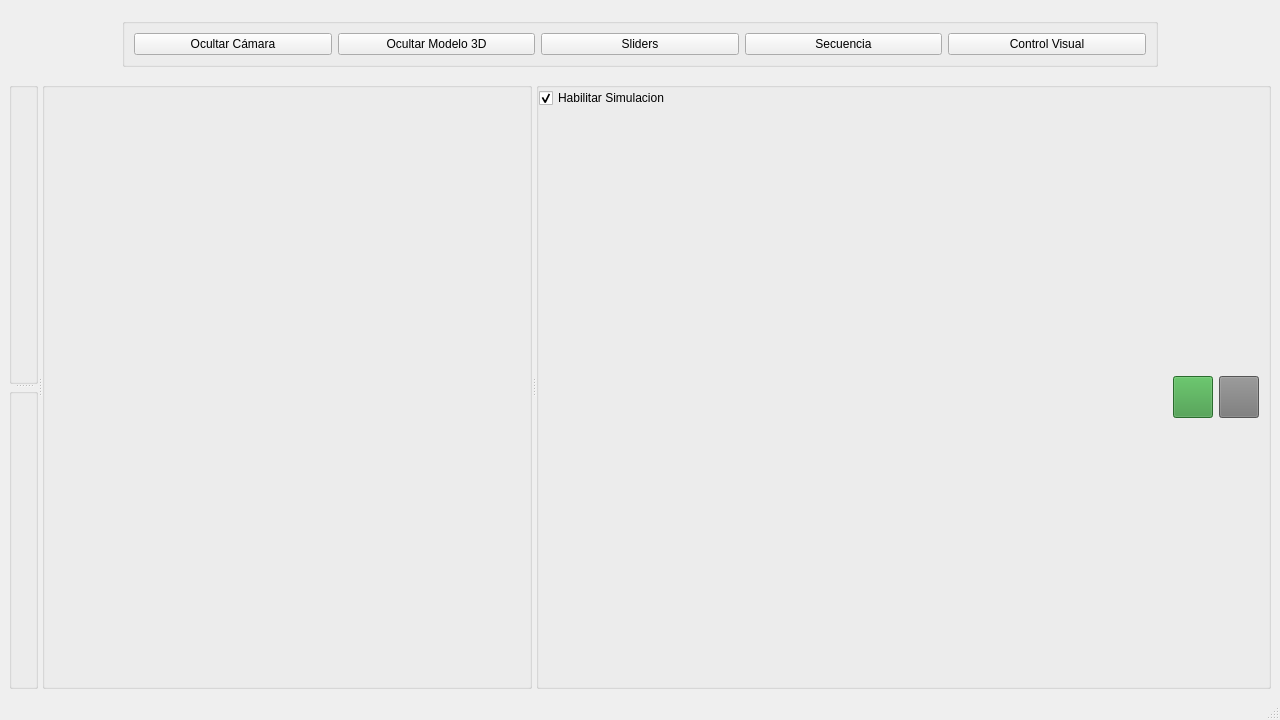
First picture: the form in src/gui/app_interface.ui, repository JhonDVelez/BrazoRobotico, before the edit.
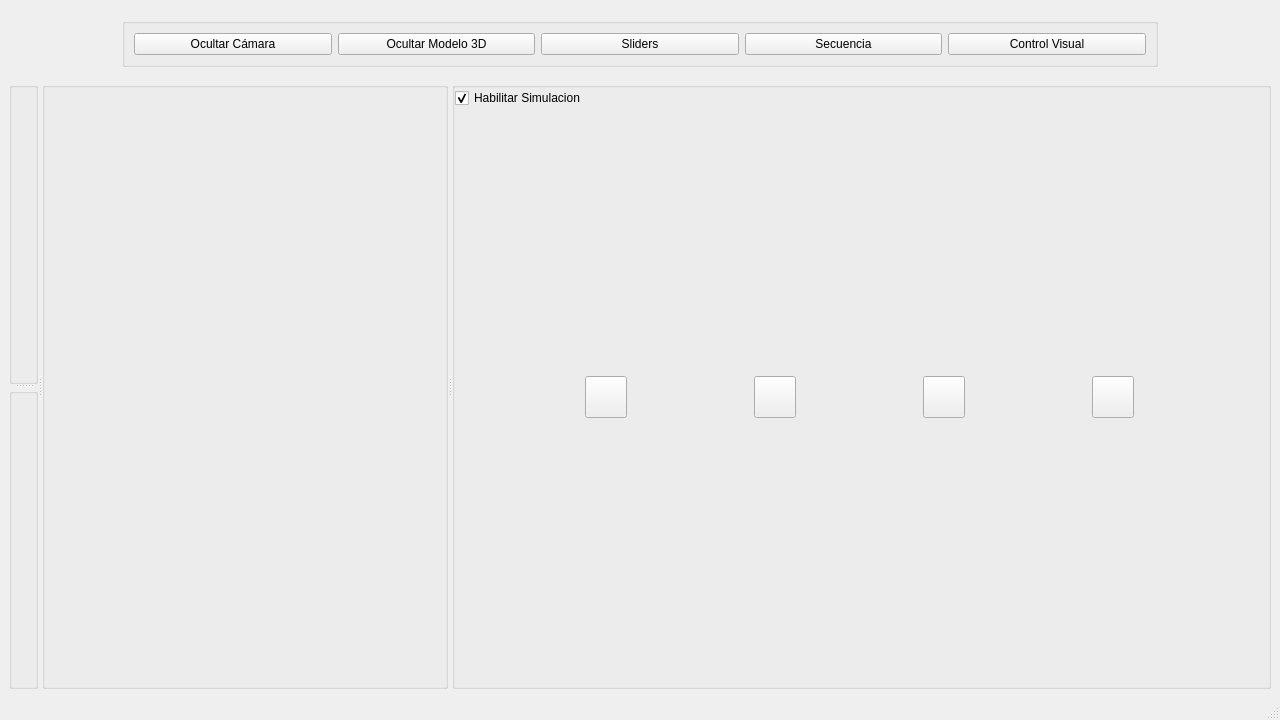
Second picture: the form after the edit.

```diff
--- a/src/gui/app_interface.ui
+++ b/src/gui/app_interface.ui
@@ -214,7 +214,7 @@
           </item>
           <item>
            <widget class="QWidget" name="widget" native="true">
-            <layout class="QHBoxLayout" name="horizontalLayout" stretch="1,0,0">
+            <layout class="QHBoxLayout" name="horizontalLayout" stretch="0,0,0,0">
              <property name="leftMargin">
               <number>9</number>
              </property>
@@ -228,20 +228,39 @@
               <number>9</number>
              </property>
              <item>
-              <spacer name="horizontalSpacer_3">
-               <property name="orientation">
-                <enum>Qt::Orientation::Horizontal</enum>
+              <widget class="QPushButton" name="start_button">
+               <property name="sizePolicy">
+                <sizepolicy hsizetype="Fixed" vsizetype="Fixed">
+                 <horstretch>0</horstretch>
+                 <verstretch>0</verstretch>
+                </sizepolicy>
                </property>
-               <property name="sizeType">
-                <enum>QSizePolicy::Policy::Preferred</enum>
+               <property name="maximumSize">
+                <size>
+                 <width>42</width>
+                 <height>42</height>
+                </size>
                </property>
-               <property name="sizeHint" stdset="0">
+              </widget>
+             </item>
+             <item>
+              <widget class="QPushButton" name="pause_button">
+               <property name="sizePolicy">
+                <sizepolicy hsizetype="Fixed" vsizetype="Fixed">
+                 <horstretch>0</horstretch>
+                 <verstretch>0</verstretch>
+                </sizepolicy>
+               </property>
+               <property name="maximumSize">
                 <size>
-                 <width>40</width>
-                 <height>20</height>
+                 <width>42</width>
+                 <height>42</height>
                 </size>
                </property>
-              </spacer>
+               <property name="text">
+                <string/>
+               </property>
+              </widget>
              </item>
              <item>
               <widget class="QPushButton" name="start_stop_button">
@@ -257,474 +276,8 @@
                  <height>42</height>
                 </size>
                </property>
-               <property name="palette">
-                <palette>
-                 <active>
-                  <colorrole role="WindowText">
-                   <brush brushstyle="SolidPattern">
-                    <color alpha="255">
-                     <red>0</red>
-                     <green>0</green>
-                     <blue>0</blue>
-                    </color>
-                   </brush>
-                  </colorrole>
-                  <colorrole role="Button">
-                   <brush brushstyle="SolidPattern">
-                    <color alpha="255">
-                     <red>59</red>
-                     <green>150</green>
-                     <blue>63</blue>
-                    </color>
-                   </brush>
-                  </colorrole>
-                  <colorrole role="Light">
-                   <brush brushstyle="SolidPattern">
-                    <color alpha="255">
-                     <red>88</red>
-                     <green>225</green>
-                     <blue>95</blue>
-                    </color>
-                   </brush>
-                  </colorrole>
-                  <colorrole role="Midlight">
-                   <brush brushstyle="SolidPattern">
-                    <color alpha="255">
-                     <red>73</red>
-                     <green>187</green>
-                     <blue>79</blue>
-                    </color>
-                   </brush>
-                  </colorrole>
-                  <colorrole role="Dark">
-                   <brush brushstyle="SolidPattern">
-                    <color alpha="255">
-                     <red>29</red>
-                     <green>75</green>
-                     <blue>32</blue>
-                    </color>
-                   </brush>
-                  </colorrole>
-                  <colorrole role="Mid">
-                   <brush brushstyle="SolidPattern">
-                    <color alpha="255">
-                     <red>39</red>
-                     <green>100</green>
-                     <blue>42</blue>
-                    </color>
-                   </brush>
-                  </colorrole>
-                  <colorrole role="Text">
-                   <brush brushstyle="SolidPattern">
-                    <color alpha="255">
-                     <red>0</red>
-                     <green>0</green>
-                     <blue>0</blue>
-                    </color>
-                   </brush>
-                  </colorrole>
-                  <colorrole role="BrightText">
-                   <brush brushstyle="SolidPattern">
-                    <color alpha="255">
-                     <red>255</red>
-                     <green>255</green>
-                     <blue>255</blue>
-                    </color>
-                   </brush>
-                  </colorrole>
-                  <colorrole role="ButtonText">
-                   <brush brushstyle="SolidPattern">
-                    <color alpha="255">
-                     <red>0</red>
-                     <green>0</green>
-                     <blue>0</blue>
-                    </color>
-                   </brush>
-                  </colorrole>
-                  <colorrole role="Base">
-                   <brush brushstyle="SolidPattern">
-                    <color alpha="255">
-                     <red>255</red>
-                     <green>255</green>
-                     <blue>255</blue>
-                    </color>
-                   </brush>
-                  </colorrole>
-                  <colorrole role="Window">
-                   <brush brushstyle="SolidPattern">
-                    <color alpha="255">
-                     <red>59</red>
-                     <green>150</green>
-                     <blue>63</blue>
-                    </color>
-                   </brush>
-                  </colorrole>
-                  <colorrole role="Shadow">
-                   <brush brushstyle="SolidPattern">
-                    <color alpha="255">
-                     <red>0</red>
-                     <green>0</green>
-                     <blue>0</blue>
-                    </color>
-                   </brush>
-                  </colorrole>
-                  <colorrole role="AlternateBase">
-                   <brush brushstyle="SolidPattern">
-                    <color alpha="255">
-                     <red>157</red>
-                     <green>202</green>
-                     <blue>159</blue>
-                    </color>
-                   </brush>
-                  </colorrole>
-                  <colorrole role="ToolTipBase">
-                   <brush brushstyle="SolidPattern">
-                    <color alpha="255">
-                     <red>255</red>
-                     <green>255</green>
-                     <blue>220</blue>
-                    </color>
-                   </brush>
-                  </colorrole>
-                  <colorrole role="ToolTipText">
-                   <brush brushstyle="SolidPattern">
-                    <color alpha="255">
-                     <red>0</red>
-                     <green>0</green>
-                     <blue>0</blue>
-                    </color>
-                   </brush>
-                  </colorrole>
-                  <colorrole role="PlaceholderText">
-                   <brush brushstyle="SolidPattern">
-                    <color alpha="127">
-                     <red>0</red>
-                     <green>0</green>
-                     <blue>0</blue>
-                    </color>
-                   </brush>
-                  </colorrole>
-                  <colorrole role="Accent">
-                   <brush brushstyle="SolidPattern">
-                    <color alpha="255">
-                     <red>255</red>
-                     <green>255</green>
-                     <blue>255</blue>
-                    </color>
-                   </brush>
-                  </colorrole>
-                 </active>
-                 <inactive>
-                  <colorrole role="WindowText">
-                   <brush brushstyle="SolidPattern">
-                    <color alpha="255">
-                     <red>0</red>
-                     <green>0</green>
-                     <blue>0</blue>
-                    </color>
-                   </brush>
-                  </colorrole>
-                  <colorrole role="Button">
-                   <brush brushstyle="SolidPattern">
-                    <color alpha="255">
-                     <red>59</red>
-                     <green>150</green>
-                     <blue>63</blue>
-                    </color>
-                   </brush>
-                  </colorrole>
-                  <colorrole role="Light">
-                   <brush brushstyle="SolidPattern">
-                    <color alpha="255">
-                     <red>88</red>
-                     <green>225</green>
-                     <blue>95</blue>
-                    </color>
-                   </brush>
-                  </colorrole>
-                  <colorrole role="Midlight">
-                   <brush brushstyle="SolidPattern">
-                    <color alpha="255">
-                     <red>73</red>
-                     <green>187</green>
-                     <blue>79</blue>
-                    </color>
-                   </brush>
-                  </colorrole>
-                  <colorrole role="Dark">
-                   <brush brushstyle="SolidPattern">
-                    <color alpha="255">
-                     <red>29</red>
-                     <green>75</green>
-                     <blue>32</blue>
-                    </color>
-                   </brush>
-                  </colorrole>
-                  <colorrole role="Mid">
-                   <brush brushstyle="SolidPattern">
-                    <color alpha="255">
-                     <red>39</red>
-                     <green>100</green>
-                     <blue>42</blue>
-                    </color>
-                   </brush>
-                  </colorrole>
-                  <colorrole role="Text">
-                   <brush brushstyle="SolidPattern">
-                    <color alpha="255">
-                     <red>0</red>
-                     <green>0</green>
-                     <blue>0</blue>
-                    </color>
-                   </brush>
-                  </colorrole>
-                  <colorrole role="BrightText">
-                   <brush brushstyle="SolidPattern">
-                    <color alpha="255">
-                     <red>255</red>
-                     <green>255</green>
-                     <blue>255</blue>
-                    </color>
-                   </brush>
-                  </colorrole>
-                  <colorrole role="ButtonText">
-                   <brush brushstyle="SolidPattern">
-                    <color alpha="255">
-                     <red>0</red>
-                     <green>0</green>
-                     <blue>0</blue>
-                    </color>
-                   </brush>
-                  </colorrole>
-                  <colorrole role="Base">
-                   <brush brushstyle="SolidPattern">
-                    <color alpha="255">
-                     <red>255</red>
-                     <green>255</green>
-                     <blue>255</blue>
-                    </color>
-                   </brush>
-                  </colorrole>
-                  <colorrole role="Window">
-                   <brush brushstyle="SolidPattern">
-                    <color alpha="255">
-                     <red>59</red>
-                     <green>150</green>
-                     <blue>63</blue>
-                    </color>
-                   </brush>
-                  </colorrole>
-                  <colorrole role="Shadow">
-                   <brush brushstyle="SolidPattern">
-                    <color alpha="255">
-                     <red>0</red>
-                     <green>0</green>
-                     <blue>0</blue>
-                    </color>
-                   </brush>
-                  </colorrole>
-                  <colorrole role="AlternateBase">
-                   <brush brushstyle="SolidPattern">
-                    <color alpha="255">
-                     <red>157</red>
-                     <green>202</green>
-                     <blue>159</blue>
-                    </color>
-                   </brush>
-                  </colorrole>
-                  <colorrole role="ToolTipBase">
-                   <brush brushstyle="SolidPattern">
-                    <color alpha="255">
-                     <red>255</red>
-                     <green>255</green>
-                     <blue>220</blue>
-                    </color>
-                   </brush>
-                  </colorrole>
-                  <colorrole role="ToolTipText">
-                   <brush brushstyle="SolidPattern">
-                    <color alpha="255">
-                     <red>0</red>
-                     <green>0</green>
-                     <blue>0</blue>
-                    </color>
-                   </brush>
-                  </colorrole>
-                  <colorrole role="PlaceholderText">
-                   <brush brushstyle="SolidPattern">
-                    <color alpha="127">
-                     <red>0</red>
-                     <green>0</green>
-                     <blue>0</blue>
-                    </color>
-                   </brush>
-                  </colorrole>
-                  <colorrole role="Accent">
-                   <brush brushstyle="SolidPattern">
-                    <color alpha="255">
-                     <red>255</red>
-                     <green>255</green>
-                     <blue>255</blue>
-                    </color>
-                   </brush>
-                  </colorrole>
-                 </inactive>
-                 <disabled>
-                  <colorrole role="WindowText">
-                   <brush brushstyle="SolidPattern">
-                    <color alpha="255">
-                     <red>29</red>
-                     <green>75</green>
-                     <blue>32</blue>
-                    </color>
-                   </brush>
-                  </colorrole>
-                  <colorrole role="Button">
-                   <brush brushstyle="SolidPattern">
-                    <color alpha="255">
-                     <red>59</red>
-                     <green>150</green>
-                     <blue>63</blue>
-                    </color>
-                   </brush>
-                  </colorrole>
-                  <colorrole role="Light">
-                   <brush brushstyle="SolidPattern">
-                    <color alpha="255">
-                     <red>88</red>
-                     <green>225</green>
-                     <blue>95</blue>
-                    </color>
-                   </brush>
-                  </colorrole>
-                  <colorrole role="Midlight">
-                   <brush brushstyle="SolidPattern">
-                    <color alpha="255">
-                     <red>73</red>
-                     <green>187</green>
-                     <blue>79</blue>
-                    </color>
-                   </brush>
-                  </colorrole>
-                  <colorrole role="Dark">
-                   <brush brushstyle="SolidPattern">
-                    <color alpha="255">
-                     <red>29</red>
-                     <green>75</green>
-                     <blue>32</blue>
-                    </color>
-                   </brush>
-                  </colorrole>
-                  <colorrole role="Mid">
-                   <brush brushstyle="SolidPattern">
-                    <color alpha="255">
-                     <red>39</red>
-                     <green>100</green>
-                     <blue>42</blue>
-                    </color>
-                   </brush>
-                  </colorrole>
-                  <colorrole role="Text">
-                   <brush brushstyle="SolidPattern">
-                    <color alpha="255">
-                     <red>29</red>
-                     <green>75</green>
-                     <blue>32</blue>
-                    </color>
-                   </brush>
-                  </colorrole>
-                  <colorrole role="BrightText">
-                   <brush brushstyle="SolidPattern">
-                    <color alpha="255">
-                     <red>255</red>
-                     <green>255</green>
-                     <blue>255</blue>
-                    </color>
-                   </brush>
-                  </colorrole>
-                  <colorrole role="ButtonText">
-                   <brush brushstyle="SolidPattern">
-                    <color alpha="255">
-                     <red>29</red>
-                     <green>75</green>
-                     <blue>32</blue>
-                    </color>
-                   </brush>
-                  </colorrole>
-                  <colorrole role="Base">
-                   <brush brushstyle="SolidPattern">
-                    <color alpha="255">
-                     <red>59</red>
-                     <green>150</green>
-                     <blue>63</blue>
-                    </color>
-                   </brush>
-                  </colorrole>
-                  <colorrole role="Window">
-                   <brush brushstyle="SolidPattern">
-                    <color alpha="255">
-                     <red>59</red>
-                     <green>150</green>
-                     <blue>63</blue>
-                    </color>
-                   </brush>
-                  </colorrole>
-                  <colorrole role="Shadow">
-                   <brush brushstyle="SolidPattern">
-                    <color alpha="255">
-                     <red>0</red>
-                     <green>0</green>
-                     <blue>0</blue>
-                    </color>
-                   </brush>
-                  </colorrole>
-                  <colorrole role="AlternateBase">
-                   <brush brushstyle="SolidPattern">
-                    <color alpha="255">
-                     <red>59</red>
-                     <green>150</green>
-                     <blue>63</blue>
-                    </color>
-                   </brush>
-                  </colorrole>
-                  <colorrole role="ToolTipBase">
-                   <brush brushstyle="SolidPattern">
-                    <color alpha="255">
-                     <red>255</red>
-                     <green>255</green>
-                     <blue>220</blue>
-                    </color>
-                   </brush>
-                  </colorrole>
-                  <colorrole role="ToolTipText">
-                   <brush brushstyle="SolidPattern">
-                    <color alpha="255">
-                     <red>0</red>
-                     <green>0</green>
-                     <blue>0</blue>
-                    </color>
-                   </brush>
-                  </colorrole>
-                  <colorrole role="PlaceholderText">
-                   <brush brushstyle="SolidPattern">
-                    <color alpha="127">
-                     <red>29</red>
-                     <green>75</green>
-                     <blue>32</blue>
-                    </color>
-                   </brush>
-                  </colorrole>
-                  <colorrole role="Accent">
-                   <brush brushstyle="SolidPattern">
-                    <color alpha="255">
-                     <red>77</red>
-                     <green>195</green>
-                     <blue>82</blue>
-                    </color>
-                   </brush>
-                  </colorrole>
-                 </disabled>
-                </palette>
+               <property name="text">
+                <string/>
                </property>
               </widget>
              </item>
@@ -742,475 +295,6 @@
                  <height>42</height>
                 </size>
                </property>
-               <property name="palette">
-                <palette>
-                 <active>
-                  <colorrole role="WindowText">
-                   <brush brushstyle="SolidPattern">
-                    <color alpha="255">
-                     <red>255</red>
-                     <green>255</green>
-                     <blue>255</blue>
-                    </color>
-                   </brush>
-                  </colorrole>
-                  <colorrole role="Button">
-                   <brush brushstyle="SolidPattern">
-                    <color alpha="255">
-                     <red>119</red>
-                     <green>119</green>
-                     <blue>119</blue>
-                    </color>
-                   </brush>
-                  </colorrole>
-                  <colorrole role="Light">
-                   <brush brushstyle="SolidPattern">
-                    <color alpha="255">
-                     <red>178</red>
-                     <green>178</green>
-                     <blue>178</blue>
-                    </color>
-                   </brush>
-                  </colorrole>
-                  <colorrole role="Midlight">
-                   <brush brushstyle="SolidPattern">
-                    <color alpha="255">
-                     <red>148</red>
-                     <green>148</green>
-                     <blue>148</blue>
-                    </color>
-                   </brush>
-                  </colorrole>
-                  <colorrole role="Dark">
-                   <brush brushstyle="SolidPattern">
-                    <color alpha="255">
-                     <red>59</red>
-                     <green>59</green>
-                     <blue>59</blue>
-                    </color>
-                   </brush>
-                  </colorrole>
-                  <colorrole role="Mid">
-                   <brush brushstyle="SolidPattern">
-                    <color alpha="255">
-                     <red>79</red>
-                     <green>79</green>
-                     <blue>79</blue>
-                    </color>
-                   </brush>
-                  </colorrole>
-                  <colorrole role="Text">
-                   <brush brushstyle="SolidPattern">
-                    <color alpha="255">
-                     <red>255</red>
-                     <green>255</green>
-                     <blue>255</blue>
-                    </color>
-                   </brush>
-                  </colorrole>
-                  <colorrole role="BrightText">
-                   <brush brushstyle="SolidPattern">
-                    <color alpha="255">
-                     <red>255</red>
-                     <green>255</green>
-                     <blue>255</blue>
-                    </color>
-                   </brush>
-                  </colorrole>
-                  <colorrole role="ButtonText">
-                   <brush brushstyle="SolidPattern">
-                    <color alpha="255">
-                     <red>255</red>
-                     <green>255</green>
-                     <blue>255</blue>
-                    </color>
-                   </brush>
-                  </colorrole>
-                  <colorrole role="Base">
-                   <brush brushstyle="SolidPattern">
-                    <color alpha="255">
-                     <red>0</red>
-                     <green>0</green>
-                     <blue>0</blue>
-                    </color>
-                   </brush>
-                  </colorrole>
-                  <colorrole role="Window">
-                   <brush brushstyle="SolidPattern">
-                    <color alpha="255">
-                     <red>119</red>
-                     <green>119</green>
-                     <blue>119</blue>
-                    </color>
-                   </brush>
-                  </colorrole>
-                  <colorrole role="Shadow">
-                   <brush brushstyle="SolidPattern">
-                    <color alpha="255">
-                     <red>0</red>
-                     <green>0</green>
-                     <blue>0</blue>
-                    </color>
-                   </brush>
-                  </colorrole>
-                  <colorrole role="AlternateBase">
-                   <brush brushstyle="SolidPattern">
-                    <color alpha="255">
-                     <red>59</red>
-                     <green>59</green>
-                     <blue>59</blue>
-                    </color>
-                   </brush>
-                  </colorrole>
-                  <colorrole role="ToolTipBase">
-                   <brush brushstyle="SolidPattern">
-                    <color alpha="255">
-                     <red>255</red>
-                     <green>255</green>
-                     <blue>220</blue>
-                    </color>
-                   </brush>
-                  </colorrole>
-                  <colorrole role="ToolTipText">
-                   <brush brushstyle="SolidPattern">
-                    <color alpha="255">
-                     <red>0</red>
-                     <green>0</green>
-                     <blue>0</blue>
-                    </color>
-                   </brush>
-                  </colorrole>
-                  <colorrole role="PlaceholderText">
-                   <brush brushstyle="SolidPattern">
-                    <color alpha="127">
-                     <red>255</red>
-                     <green>255</green>
-                     <blue>255</blue>
-                    </color>
-                   </brush>
-                  </colorrole>
-                  <colorrole role="Accent">
-                   <brush brushstyle="SolidPattern">
-                    <color alpha="255">
-                     <red>0</red>
-                     <green>0</green>
-                     <blue>0</blue>
-                    </color>
-                   </brush>
-                  </colorrole>
-                 </active>
-                 <inactive>
-                  <colorrole role="WindowText">
-                   <brush brushstyle="SolidPattern">
-                    <color alpha="255">
-                     <red>255</red>
-                     <green>255</green>
-                     <blue>255</blue>
-                    </color>
-                   </brush>
-                  </colorrole>
-                  <colorrole role="Button">
-                   <brush brushstyle="SolidPattern">
-                    <color alpha="255">
-                     <red>119</red>
-                     <green>119</green>
-                     <blue>119</blue>
-                    </color>
-                   </brush>
-                  </colorrole>
-                  <colorrole role="Light">
-                   <brush brushstyle="SolidPattern">
-                    <color alpha="255">
-                     <red>178</red>
-                     <green>178</green>
-                     <blue>178</blue>
-                    </color>
-                   </brush>
-                  </colorrole>
-                  <colorrole role="Midlight">
-                   <brush brushstyle="SolidPattern">
-                    <color alpha="255">
-                     <red>148</red>
-                     <green>148</green>
-                     <blue>148</blue>
-                    </color>
-                   </brush>
-                  </colorrole>
-                  <colorrole role="Dark">
-                   <brush brushstyle="SolidPattern">
-                    <color alpha="255">
-                     <red>59</red>
-                     <green>59</green>
-                     <blue>59</blue>
-                    </color>
-                   </brush>
-                  </colorrole>
-                  <colorrole role="Mid">
-                   <brush brushstyle="SolidPattern">
-                    <color alpha="255">
-                     <red>79</red>
-                     <green>79</green>
-                     <blue>79</blue>
-                    </color>
-                   </brush>
-                  </colorrole>
-                  <colorrole role="Text">
-                   <brush brushstyle="SolidPattern">
-                    <color alpha="255">
-                     <red>255</red>
-                     <green>255</green>
-                     <blue>255</blue>
-                    </color>
-                   </brush>
-                  </colorrole>
-                  <colorrole role="BrightText">
-                   <brush brushstyle="SolidPattern">
-                    <color alpha="255">
-                     <red>255</red>
-                     <green>255</green>
-                     <blue>255</blue>
-                    </color>
-                   </brush>
-                  </colorrole>
-                  <colorrole role="ButtonText">
-                   <brush brushstyle="SolidPattern">
-                    <color alpha="255">
-                     <red>255</red>
-                     <green>255</green>
-                     <blue>255</blue>
-                    </color>
-                   </brush>
-                  </colorrole>
-                  <colorrole role="Base">
-                   <brush brushstyle="SolidPattern">
-                    <color alpha="255">
-                     <red>0</red>
-                     <green>0</green>
-                     <blue>0</blue>
-                    </color>
-                   </brush>
-                  </colorrole>
-                  <colorrole role="Window">
-                   <brush brushstyle="SolidPattern">
-                    <color alpha="255">
-                     <red>119</red>
-                     <green>119</green>
-                     <blue>119</blue>
-                    </color>
-                   </brush>
-                  </colorrole>
-                  <colorrole role="Shadow">
-                   <brush brushstyle="SolidPattern">
-                    <color alpha="255">
-                     <red>0</red>
-                     <green>0</green>
-                     <blue>0</blue>
-                    </color>
-                   </brush>
-                  </colorrole>
-                  <colorrole role="AlternateBase">
-                   <brush brushstyle="SolidPattern">
-                    <color alpha="255">
-                     <red>59</red>
-                     <green>59</green>
-                     <blue>59</blue>
-                    </color>
-                   </brush>
-                  </colorrole>
-                  <colorrole role="ToolTipBase">
-                   <brush brushstyle="SolidPattern">
-                    <color alpha="255">
-                     <red>255</red>
-                     <green>255</green>
-                     <blue>220</blue>
-                    </color>
-                   </brush>
-                  </colorrole>
-                  <colorrole role="ToolTipText">
-                   <brush brushstyle="SolidPattern">
-                    <color alpha="255">
-                     <red>0</red>
-                     <green>0</green>
-                     <blue>0</blue>
-                    </color>
-                   </brush>
-                  </colorrole>
-                  <colorrole role="PlaceholderText">
-                   <brush brushstyle="SolidPattern">
-                    <color alpha="127">
-                     <red>255</red>
-                     <green>255</green>
-                     <blue>255</blue>
-                    </color>
-                   </brush>
-                  </colorrole>
-                  <colorrole role="Accent">
-                   <brush brushstyle="SolidPattern">
-                    <color alpha="255">
-                     <red>0</red>
-                     <green>0</green>
-                     <blue>0</blue>
-                    </color>
-                   </brush>
-                  </colorrole>
-                 </inactive>
-                 <disabled>
-                  <colorrole role="WindowText">
-                   <brush brushstyle="SolidPattern">
-                    <color alpha="255">
-                     <red>59</red>
-                     <green>59</green>
-                     <blue>59</blue>
-                    </color>
-                   </brush>
-                  </colorrole>
-                  <colorrole role="Button">
-                   <brush brushstyle="SolidPattern">
-                    <color alpha="255">
-                     <red>119</red>
-                     <green>119</green>
-                     <blue>119</blue>
-                    </color>
-                   </brush>
-                  </colorrole>
-                  <colorrole role="Light">
-                   <brush brushstyle="SolidPattern">
-                    <color alpha="255">
-                     <red>178</red>
-                     <green>178</green>
-                     <blue>178</blue>
-                    </color>
-                   </brush>
-                  </colorrole>
-                  <colorrole role="Midlight">
-                   <brush brushstyle="SolidPattern">
-                    <color alpha="255">
-                     <red>148</red>
-                     <green>148</green>
-                     <blue>148</blue>
-                    </color>
-                   </brush>
-                  </colorrole>
-                  <colorrole role="Dark">
-                   <brush brushstyle="SolidPattern">
-                    <color alpha="255">
-                     <red>59</red>
-                     <green>59</green>
-                     <blue>59</blue>
-                    </color>
-                   </brush>
-                  </colorrole>
-                  <colorrole role="Mid">
-                   <brush brushstyle="SolidPattern">
-                    <color alpha="255">
-                     <red>79</red>
-                     <green>79</green>
-                     <blue>79</blue>
-                    </color>
-                   </brush>
-                  </colorrole>
-                  <colorrole role="Text">
-                   <brush brushstyle="SolidPattern">
-                    <color alpha="255">
-                     <red>59</red>
-                     <green>59</green>
-                     <blue>59</blue>
-                    </color>
-                   </brush>
-                  </colorrole>
-                  <colorrole role="BrightText">
-                   <brush brushstyle="SolidPattern">
-                    <color alpha="255">
-                     <red>255</red>
-                     <green>255</green>
-                     <blue>255</blue>
-                    </color>
-                   </brush>
-                  </colorrole>
-                  <colorrole role="ButtonText">
-                   <brush brushstyle="SolidPattern">
-                    <color alpha="255">
-                     <red>59</red>
-                     <green>59</green>
-                     <blue>59</blue>
-                    </color>
-                   </brush>
-                  </colorrole>
-                  <colorrole role="Base">
-                   <brush brushstyle="SolidPattern">
-                    <color alpha="255">
-                     <red>119</red>
-                     <green>119</green>
-                     <blue>119</blue>
-                    </color>
-                   </brush>
-                  </colorrole>
-                  <colorrole role="Window">
-                   <brush brushstyle="SolidPattern">
-                    <color alpha="255">
-                     <red>119</red>
-                     <green>119</green>
-                     <blue>119</blue>
-                    </color>
-                   </brush>
-                  </colorrole>
-                  <colorrole role="Shadow">
-                   <brush brushstyle="SolidPattern">
-                    <color alpha="255">
-                     <red>0</red>
-                     <green>0</green>
-                     <blue>0</blue>
-                    </color>
-                   </brush>
-                  </colorrole>
-                  <colorrole role="AlternateBase">
-                   <brush brushstyle="SolidPattern">
-                    <color alpha="255">
-                     <red>119</red>
-                     <green>119</green>
-                     <blue>119</blue>
-                    </color>
-                   </brush>
-                  </colorrole>
-                  <colorrole role="ToolTipBase">
-                   <brush brushstyle="SolidPattern">
-                    <color alpha="255">
-                     <red>255</red>
-                     <green>255</green>
-                     <blue>220</blue>
-                    </color>
-                   </brush>
-                  </colorrole>
-                  <colorrole role="ToolTipText">
-                   <brush brushstyle="SolidPattern">
-                    <color alpha="255">
-                     <red>0</red>
-                     <green>0</green>
-                     <blue>0</blue>
-                    </color>
-                   </brush>
-                  </colorrole>
-                  <colorrole role="PlaceholderText">
-                   <brush brushstyle="SolidPattern">
-                    <color alpha="127">
-                     <red>59</red>
-                     <green>59</green>
-                     <blue>59</blue>
-                    </color>
-                   </brush>
-                  </colorrole>
-                  <colorrole role="Accent">
-                   <brush brushstyle="SolidPattern">
-                    <color alpha="255">
-                     <red>84</red>
-                     <green>84</green>
-                     <blue>84</blue>
-                    </color>
-                   </brush>
-                  </colorrole>
-                 </disabled>
-                </palette>
-               </property>
               </widget>
              </item>
             </layout>
```
Left out of the diff: 4 changed lines with no effect on the pictures.
